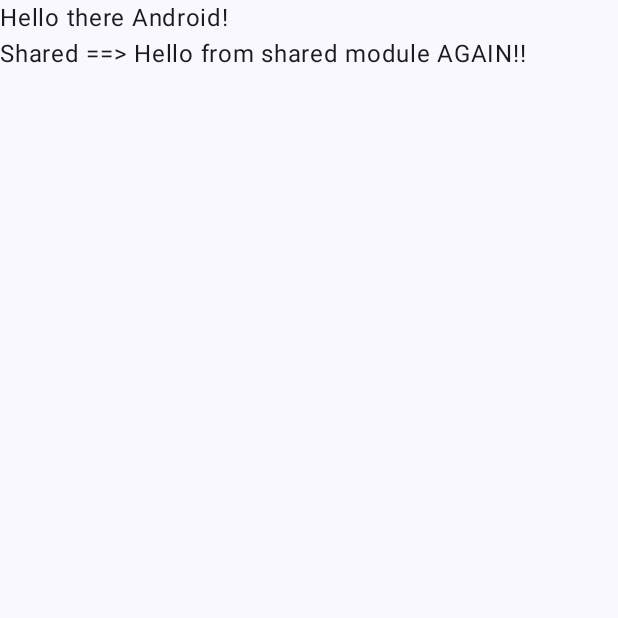
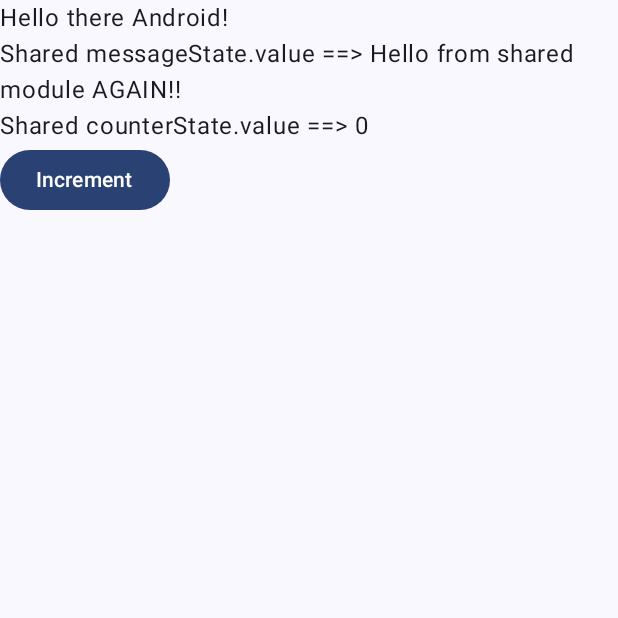
Before and after one commit to TestCodeRepeat/AiCounter, an Android app built with Jetpack Compose: the screen it shows after launch (MainActivity), on a phone screen of 412 x 824 dp, the top half of it. Run offline under Robolectric (Android 15) with nearby library versions, the phone set to English and light mode, and no system bars.

Commit message:
build(*): added skie, flow working in iOS

```diff
--- a/app/src/main/java/com/flyingobjex/aicounter/MainActivity.kt
+++ b/app/src/main/java/com/flyingobjex/aicounter/MainActivity.kt
@@ -7,15 +7,20 @@ import androidx.activity.enableEdgeToEdge
 import androidx.compose.foundation.layout.Column
 import androidx.compose.foundation.layout.fillMaxSize
 import androidx.compose.foundation.layout.padding
+import androidx.compose.material3.Button
 import androidx.compose.material3.Scaffold
 import androidx.compose.material3.Text
 import androidx.compose.runtime.Composable
+import androidx.compose.runtime.collectAsState
 import androidx.compose.ui.Modifier
-import androidx.compose.ui.tooling.preview.Preview
 import com.flyingobjex.aicounter.ui.theme.AiCounterTheme
 import com.flyingobjex.shared.AiCounterRepository
 
+
 class MainActivity : ComponentActivity() {
+
+    val repo = AiCounterRepository()
+
     override fun onCreate(savedInstanceState: Bundle?) {
         super.onCreate(savedInstanceState)
         enableEdgeToEdge()
@@ -24,7 +29,8 @@ class MainActivity : ComponentActivity() {
                 Scaffold(modifier = Modifier.fillMaxSize()) { innerPadding ->
                     Greeting(
                         name = "Android",
-                        modifier = Modifier.padding(innerPadding)
+                        modifier = Modifier.padding(innerPadding),
+                        repo = repo
                     )
                 }
             }
@@ -33,23 +39,22 @@ class MainActivity : ComponentActivity() {
 }
 
 @Composable
-fun Greeting(name: String, modifier: Modifier = Modifier) {
+fun Greeting(name: String, modifier: Modifier = Modifier, repo: AiCounterRepository) {
 
-    val repo = AiCounterRepository()
+    val counterState = repo.counter.collectAsState()
+    val messageState = repo.messageFlow.collectAsState()
 
     Column(modifier = Modifier) {
         Text(
             text = "Hello there $name!",
             modifier = modifier
         )
-        Text(text = "Shared ==> ${repo.hello()}")
+        Text(text = "Shared messageState.value ==> ${messageState.value}")
+        Text(text = "Shared counterState.value ==> ${counterState.value}")
+
+        Button(onClick = { repo.hello() }) {
+            println("onClick clicked")
+            Text(text = "Increment")
+        }
     }
 }
-
-@Preview(showBackground = true)
-@Composable
-fun GreetingPreview() {
-    AiCounterTheme {
-        Greeting("Android")
-    }
-}
--- a/gradle/libs.versions.toml
+++ b/gradle/libs.versions.toml
@@ -5,6 +5,7 @@ coreKtx = "1.13.1"
 junit = "4.13.2"
 junitVersion = "1.1.5"
 espressoCore = "3.5.1"
+kotlinxCoroutinesCore = "1.8.0"
 lifecycleRuntimeKtx = "2.7.0"
 activityCompose = "1.9.0"
 composeBom = "2024.05.00"
@@ -35,9 +36,9 @@ compose-ui-tooling = { module = "androidx.compose.ui:ui-tooling", version.ref =
 compose-ui-tooling-preview = { module = "androidx.compose.ui:ui-tooling-preview", version.ref = "compose" }
 compose-foundation = { module = "androidx.compose.foundation:foundation", version.ref = "compose" }
 compose-material3 = { module = "androidx.compose.material3:material3", version.ref = "compose-material3" }
+kotlinx-coroutines-core = { module = "org.jetbrains.kotlinx:kotlinx-coroutines-core", version.ref = "kotlinxCoroutinesCore" }
 
 [plugins]
-
 android-application = { id = "com.android.application", version.ref = "agp" }
 jetbrains-kotlin-android = { id = "org.jetbrains.kotlin.android", version.ref = "kotlin" }
 jetbrains-kotlin-jvm = { id = "org.jetbrains.kotlin.jvm", version.ref = "jetbrainsKotlinJvm" }
--- a/shared/build.gradle.kts
+++ b/shared/build.gradle.kts
@@ -3,6 +3,7 @@ import org.jetbrains.kotlin.gradle.plugin.mpp.KotlinNativeTarget
 plugins {
     alias(libs.plugins.kotlinMultiplatform)
     alias(libs.plugins.androidLibrary)
+    id("co.touchlab.skie") version "0.6.4"
 }
 
 tasks.register("sayHello") {
@@ -29,13 +30,13 @@ kotlin {
         it.binaries.framework {
             baseName = "shared"
             isStatic = true
-            freeCompilerArgs += "-Xembed-bitcode"
+//            freeCompilerArgs += "-Xembed-bitcode"
         }
     }
 
     sourceSets {
         commonMain.dependencies {
-            //put your multiplatform dependencies here
+            implementation(libs.kotlinx.coroutines.core)
         }
         commonTest.dependencies {
             implementation(libs.kotlin.test)
--- a/shared/src/commonMain/kotlin/com/flyingobjex/shared/AiCounterRepository.kt
+++ b/shared/src/commonMain/kotlin/com/flyingobjex/shared/AiCounterRepository.kt
@@ -1,8 +1,28 @@
 package com.flyingobjex.shared
+
+import kotlinx.coroutines.flow.MutableStateFlow
+import kotlinx.coroutines.flow.StateFlow
 
 class AiCounterRepository {
 
+    init {
+        println("Shared ==> AiCounterRepository init")
+    }
+
+    private val _messageFlow = MutableStateFlow("Hello from shared module AGAIN!!")
+    val messageFlow: StateFlow<String> = _messageFlow
+
+    private val _counter = MutableStateFlow(0)
+    val counter: StateFlow<Int> = _counter
+
     fun hello(): String {
-        return "Hello from shared module AGAIN!!"
+        println("hello")
+        println("Shared ==> 0000 counter.value =  ${counter.value}")
+        val message = "Hello from shared module AGAIN!!" + " "  + counter.value
+        _messageFlow.value = message
+        val newValue = counter.value + 1
+        _counter.value = newValue
+        println("Shared ==> 1111 newValue =  ${newValue}")
+        return message
     }
 }
```
Also changed, not shown: 1 other file.
